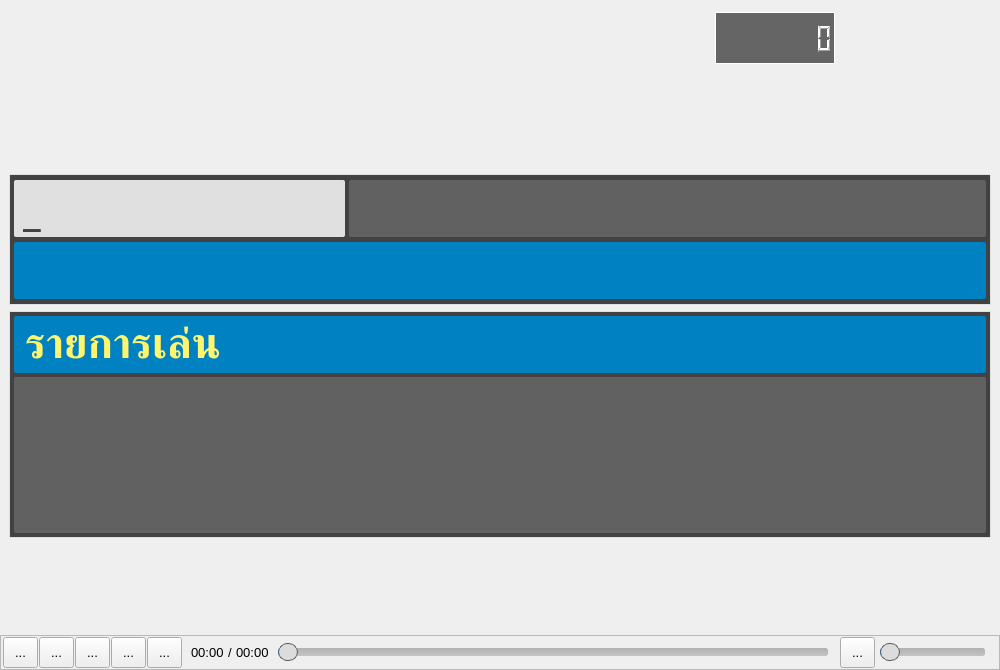
First picture: the form in MainWindow.ui, repository pie62/HandyKaraoke, before the edit.
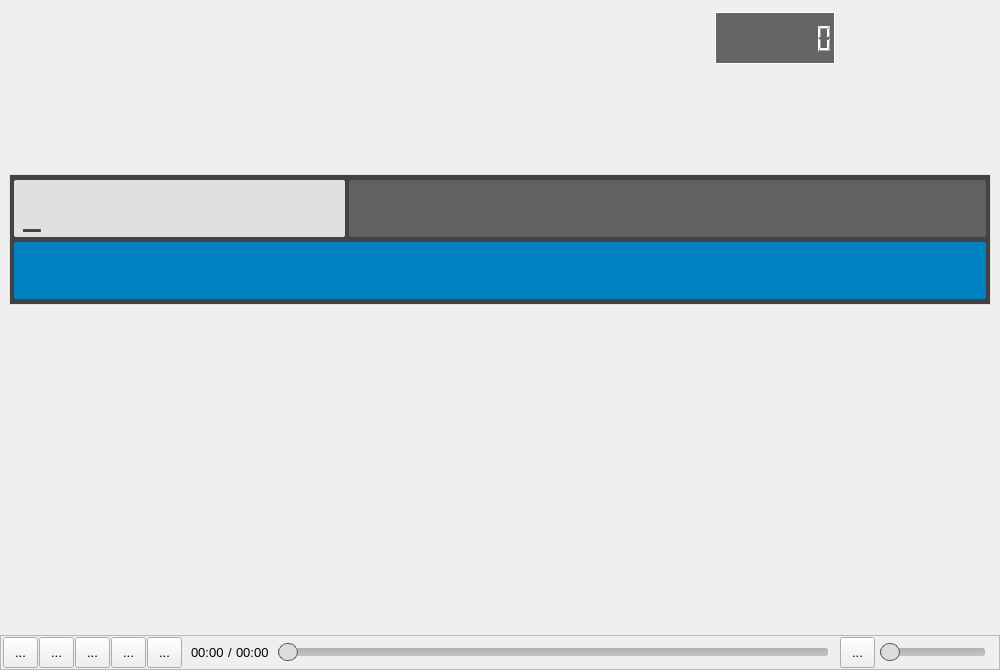
Second picture: the form after the edit. Custom widgets are drawn as their Qt base class.

Diff of the .ui file:
```diff
--- a/MainWindow.ui
+++ b/MainWindow.ui
@@ -532,152 +532,13 @@
        </widget>
       </item>
       <item>
-       <widget class="QFrame" name="framePlaylist">
+       <widget class="PlaylistWidget" name="playlistWidget" native="true">
         <property name="minimumSize">
          <size>
           <width>0</width>
-          <height>227</height>
+          <height>200</height>
          </size>
         </property>
-        <property name="maximumSize">
-         <size>
-          <width>16777215</width>
-          <height>227</height>
-         </size>
-        </property>
-        <property name="styleSheet">
-         <string notr="true">#framePlaylist {
-	border: 1px solid rgb(224, 224, 224);
-	background-color: rgba(66, 66, 66);
-}</string>
-        </property>
-        <property name="frameShape">
-         <enum>QFrame::StyledPanel</enum>
-        </property>
-        <property name="frameShadow">
-         <enum>QFrame::Raised</enum>
-        </property>
-        <layout class="QVBoxLayout" name="verticalLayout_2">
-         <property name="spacing">
-          <number>4</number>
-         </property>
-         <property name="leftMargin">
-          <number>4</number>
-         </property>
-         <property name="topMargin">
-          <number>4</number>
-         </property>
-         <property name="rightMargin">
-          <number>4</number>
-         </property>
-         <property name="bottomMargin">
-          <number>4</number>
-         </property>
-         <item>
-          <widget class="QFrame" name="frame">
-           <property name="sizePolicy">
-            <sizepolicy hsizetype="Ignored" vsizetype="Preferred">
-             <horstretch>0</horstretch>
-             <verstretch>0</verstretch>
-            </sizepolicy>
-           </property>
-           <property name="minimumSize">
-            <size>
-             <width>0</width>
-             <height>57</height>
-            </size>
-           </property>
-           <property name="maximumSize">
-            <size>
-             <width>16777215</width>
-             <height>57</height>
-            </size>
-           </property>
-           <property name="styleSheet">
-            <string notr="true">border: none;
-border-radius: 2px;
-/*background-color: rgb(41, 128, 185);*/
-background-color: /*#1976D2;*/rgb(0, 129, 194);
-color: rgb(255, 244, 110);</string>
-           </property>
-           <property name="frameShape">
-            <enum>QFrame::StyledPanel</enum>
-           </property>
-           <property name="frameShadow">
-            <enum>QFrame::Raised</enum>
-           </property>
-           <layout class="QHBoxLayout" name="horizontalLayout_7">
-            <property name="topMargin">
-             <number>0</number>
-            </property>
-            <property name="bottomMargin">
-             <number>0</number>
-            </property>
-            <item>
-             <widget class="QLabel" name="lbPlaylist">
-              <property name="font">
-               <font>
-                <family>DilleniaUPC</family>
-                <pointsize>32</pointsize>
-                <weight>75</weight>
-                <bold>true</bold>
-               </font>
-              </property>
-              <property name="text">
-               <string>รายการเล่น</string>
-              </property>
-             </widget>
-            </item>
-           </layout>
-          </widget>
-         </item>
-         <item>
-          <widget class="QListWidget" name="playlist">
-           <property name="sizePolicy">
-            <sizepolicy hsizetype="Ignored" vsizetype="Expanding">
-             <horstretch>0</horstretch>
-             <verstretch>0</verstretch>
-            </sizepolicy>
-           </property>
-           <property name="font">
-            <font>
-             <family>DilleniaUPC</family>
-             <pointsize>30</pointsize>
-             <weight>75</weight>
-             <bold>true</bold>
-            </font>
-           </property>
-           <property name="focusPolicy">
-            <enum>Qt::NoFocus</enum>
-           </property>
-           <property name="styleSheet">
-            <string notr="true">QListView {
-border: none;
-border-radius: 2px;
-/*background-color: rgb(0, 150, 136);*/
-background-color: rgb(97, 97, 97);
-color: rgb(238, 238, 238);
-}
-
-QListView::item:selected {
-border: none;
-border-radius: 2px;
-/*background-color: rgb(0, 150, 136);*/
-background-color: rgb(218, 218, 218);
-color: rgb(71, 71, 71);
-}
-
-QListView::item:hover {
-border: none;
-border-radius: 2px;
-/*background-color: rgb(0, 150, 136);*/
-background-color: rgb(131, 131, 131);
-color: rgb(238, 238, 238);
-}</string>
-           </property>
-          </widget>
-         </item>
-        </layout>
        </widget>
       </item>
       <item>
@@ -1114,6 +975,12 @@
    <extends>QToolButton</extends>
    <header>PlaybackButton.h</header>
   </customwidget>
+  <customwidget>
+   <class>PlaylistWidget</class>
+   <extends>QWidget</extends>
+   <header>PlaylistWidget.h</header>
+   <container>1</container>
+  </customwidget>
  </customwidgets>
  <resources/>
  <connections/>
```
